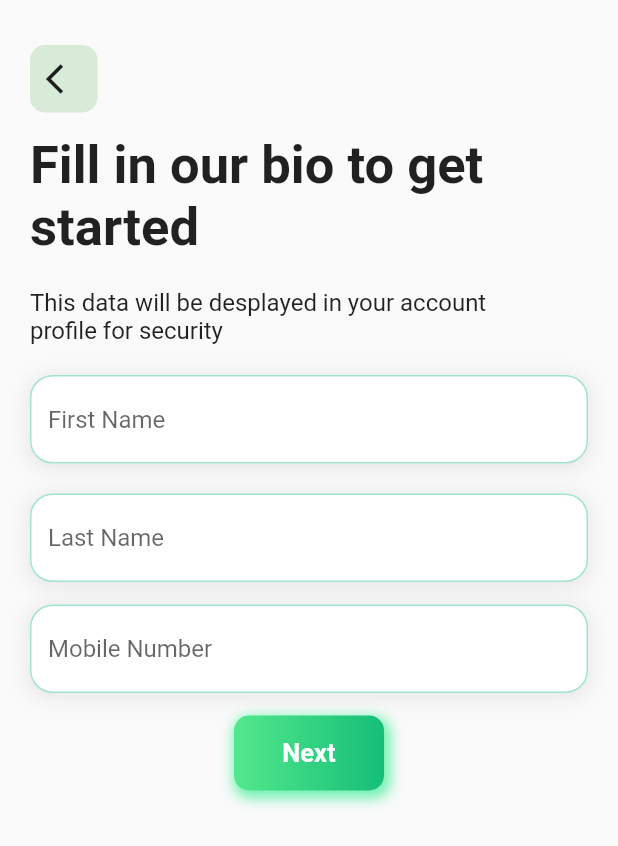
After one commit to SoumitroKarmaker/Food_App, a Flutter app: the Payment_Method screen opened directly, on a phone screen of 412 x 824 dp. The commit adds this screen. Shown: the top 846 px of the screen. Run offline on Flutter 3.47's test engine with Material 2 defaults, Android fonts, the phone set to English and light mode, and no system bars; drawn by our look-alikes of nb_utils; statements that could not run were skipped.

Commit message:
SignINProcess

```diff
--- a/lib/pages/authentication_and_setup/signIn_Process.dart
+++ b/lib/pages/authentication/signIn_Process.dart
@@ -41,7 +41,7 @@ class _SignIn_ProcessState extends State<SignIn_Process> {
                 ),
                 SizedBox(height: 15,),
                 Text(
-                  'Fill',
+                  'Fill in our bio to get\nstarted',
                   style: TextStyle(
                     fontSize: 35,
                     fontWeight: FontWeight.bold,
@@ -142,7 +142,13 @@ class _SignIn_ProcessState extends State<SignIn_Process> {
                   ),
                 ),
                 SizedBox(height: 15,),
-                CustomButton(text: 'text', onTap: (){})
+                Row(mainAxisAlignment: MainAxisAlignment.center,
+                  children: [
+                    CustomButton(text: 'Next', onTap: (){
+                      Navigator.push(context, MaterialPageRoute(builder: (context) => ))
+                    }),
+                  ],
+                )
 
               ],
             ),
--- /dev/null
+++ b/lib/pages/setpu pages/payment_method.dart
@@ -0,0 +1,160 @@
+import 'package:flutter/material.dart';
+import 'package:food_app/widgets/customButton.dart';
+import 'package:nb_utils/nb_utils.dart';
+
+class Payment_Method extends StatefulWidget {
+  const Payment_Method({Key? key}) : super(key: key);
+
+  @override
+  State<Payment_Method> createState() => _Payment_MethodState();
+}
+
+class _Payment_MethodState extends State<Payment_Method> {
+  @override
+  Widget build(BuildContext context) {
+    return Scaffold(
+      body: SafeArea(
+        child: SingleChildScrollView(
+          child: Padding(
+            padding: const EdgeInsets.symmetric(horizontal: 20.0),
+            child: Column(
+              crossAxisAlignment: CrossAxisAlignment.start,
+              children: [
+                SizedBox(
+                  height: 30,
+                ),
+                GestureDetector(
+                  onTap: (){
+                    Navigator.pop(context);
+                  },
+                  child: Container(
+                    height: 45,
+                    width: 45,
+                    decoration: BoxDecoration(
+                      borderRadius: BorderRadius.circular(10),
+                      color: Colors.green.withOpacity(0.2),
+                    ),
+                    child: Align(
+                        alignment: Alignment.center,
+                        child: Icon(Icons.arrow_back_ios)),
+                  ),
+                ),
+                SizedBox(height: 15,),
+                Text(
+                  'Fill in our bio to get\nstarted',
+                  style: TextStyle(
+                    fontSize: 35,
+                    fontWeight: FontWeight.bold,
+                  ),
+                ),
+                SizedBox(
+                  height: 20,
+                ),
+                Text(
+                  'This data will be desplayed in your account\nprofile for security',
+                  style: TextStyle(fontSize: 16),
+                ),
+                SizedBox(height: 20,),
+                Container(
+                  // this container for apptextfield shadow
+                  decoration: BoxDecoration(
+                    borderRadius: BorderRadius.circular(15),
+                    boxShadow: [
+                      BoxShadow(
+                        color: Colors.grey
+                            .withOpacity(0.2), // Set the shadow color
+                        spreadRadius: 2, // Set the spread radius
+                        blurRadius: 10, // Set the blur radius
+                        offset: Offset(0, 2), // Set the shadow offset
+                      ),
+                    ],
+                  ),
+                  child: AppTextField(
+                    textFieldType: TextFieldType.NAME,
+                    decoration: InputDecoration(
+                      fillColor: Colors.white,
+                      filled: true,
+                      enabledBorder: OutlineInputBorder(
+                          borderRadius: BorderRadius.circular(15),
+                          borderSide: BorderSide(
+                              color: Color(0xff15BE77).withOpacity(0.4),
+                              width: 1)),
+                      hintText: 'First Name',
+                    ),
+                  ),
+                ),
+                SizedBox(height: 20,),
+                Container(
+                  // this container for apptextfield shadow
+                  decoration: BoxDecoration(
+                    borderRadius: BorderRadius.circular(15),
+                    boxShadow: [
+                      BoxShadow(
+                        color: Colors.grey
+                            .withOpacity(0.2), // Set the shadow color
+                        spreadRadius: 2, // Set the spread radius
+                        blurRadius: 10, // Set the blur radius
+                        offset: Offset(0, 2), // Set the shadow offset
+                      ),
+                    ],
+                  ),
+                  child: AppTextField(
+                    textFieldType: TextFieldType.NAME,
+                    decoration: InputDecoration(
+                      fillColor: Colors.white,
+                      filled: true,
+                      enabledBorder: OutlineInputBorder(
+                          borderRadius: BorderRadius.circular(15),
+                          borderSide: BorderSide(
+                              color: Color(0xff15BE77).withOpacity(0.4),
+                              width: 1)),
+                      hintText: 'Last Name',
+                    ),
+                  ),
+                ),
+                SizedBox(height: 15,),
+                Container(
+                  // this container for apptextfield shadow
+                  decoration: BoxDecoration(
+                    borderRadius: BorderRadius.circular(15),
+                    boxShadow: [
+                      BoxShadow(
+                        color: Colors.grey
+                            .withOpacity(0.2), // Set the shadow color
+                        spreadRadius: 2, // Set the spread radius
+                        blurRadius: 10, // Set the blur radius
+                        offset: Offset(0, 2), // Set the shadow offset
+                      ),
+                    ],
+                  ),
+                  child: AppTextField(
+                    textFieldType: TextFieldType.NUMBER,
+                    decoration: InputDecoration(
+                      fillColor: Colors.white,
+                      filled: true,
+                      enabledBorder: OutlineInputBorder(
+                          borderRadius: BorderRadius.circular(15),
+                          borderSide: BorderSide(
+                              color: Color(0xff15BE77).withOpacity(0.4),
+                              width: 1)),
+                      hintText: 'Mobile Number',
+                    ),
+                  ),
+                ),
+                SizedBox(height: 15,),
+                Row(mainAxisAlignment: MainAxisAlignment.center,
+                  children: [
+                    CustomButton(text: 'Next', onTap: (){
+                      Navigator.push(context, MaterialPageRoute(builder: (context) => ))
+                    }),
+                  ],
+                )
+
+              ],
+            ),
+          ),
+        ),
+      ),
+    );
+  }
+}
```
Also changed, not shown: lib/pages/authentication/sign-up.dart (renamed from lib/pages/authentication_and_setup/sign-up.dart), lib/pages/authentication/sign_in.dart (renamed from lib/pages/authentication_and_setup/sign_in.dart), lib/pages/authentication_and_setup/payment_method.dart (deleted).
